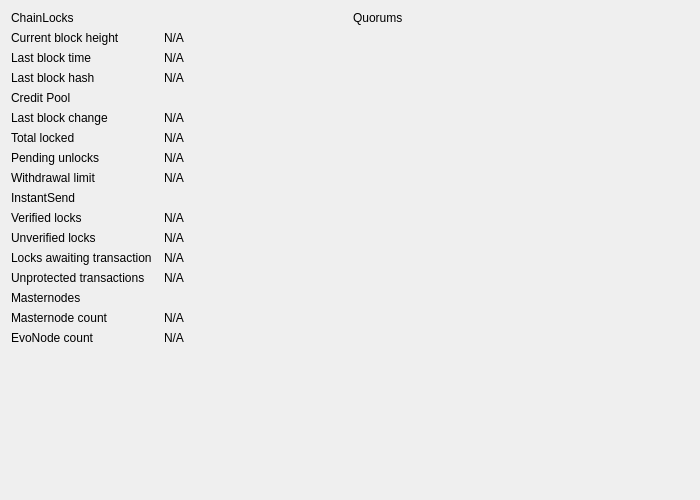
This is src/qt/forms/networkwidget.ui in UdjinM6/dash as Qt 5 draws it before an edit. The edited form follows.
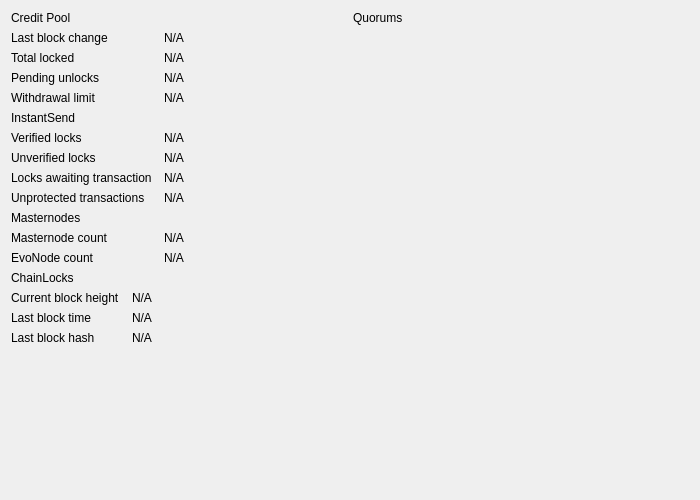
This is the edited form.

Commit message: refactor(qt): move "Chainlocks" outside hlayout due to value width

What changed in the file:
```diff
--- a/src/qt/forms/networkwidget.ui
+++ b/src/qt/forms/networkwidget.ui
@@ -10,6 +10,8 @@
     <height>500</height>
    </rect>
   </property>
+  <layout class="QVBoxLayout" name="mainVerticalLayout">
+   <item>
     <layout class="QHBoxLayout" name="horizontalLayout">
      <item>
       <layout class="QGridLayout" name="leftGridLayout" columnstretch="0,1">
@@ -17,96 +19,20 @@
         <number>12</number>
        </property>
        <item row="0" column="0">
-        <widget class="QLabel" name="labelChainLocks">
-         <property name="text">
-          <string>ChainLocks</string>
-         </property>
-        </widget>
-       </item>
-       <item row="1" column="0">
-        <widget class="QLabel" name="bestClHeightLabel">
-         <property name="text">
-          <string>Current block height</string>
-         </property>
-        </widget>
-       </item>
-       <item row="1" column="1">
-        <widget class="QLabel" name="bestClHeight">
-         <property name="cursor">
-          <cursorShape>IBeamCursor</cursorShape>
-         </property>
-         <property name="text">
-          <string>N/A</string>
-         </property>
-         <property name="textFormat">
-          <enum>Qt::PlainText</enum>
-         </property>
-         <property name="textInteractionFlags">
-          <set>Qt::LinksAccessibleByMouse|Qt::TextSelectableByKeyboard|Qt::TextSelectableByMouse</set>
-         </property>
-        </widget>
-       </item>
-       <item row="2" column="0">
-        <widget class="QLabel" name="bestClTimeLabel">
-         <property name="text">
-          <string>Last block time</string>
-         </property>
-        </widget>
-       </item>
-       <item row="2" column="1">
-        <widget class="QLabel" name="bestClTime">
-         <property name="cursor">
-          <cursorShape>IBeamCursor</cursorShape>
-         </property>
-         <property name="text">
-          <string>N/A</string>
-         </property>
-         <property name="textFormat">
-          <enum>Qt::PlainText</enum>
-         </property>
-         <property name="textInteractionFlags">
-          <set>Qt::LinksAccessibleByMouse|Qt::TextSelectableByKeyboard|Qt::TextSelectableByMouse</set>
-         </property>
-        </widget>
-       </item>
-       <item row="3" column="0">
-        <widget class="QLabel" name="bestClHashLabel">
-         <property name="text">
-          <string>Last block hash</string>
-         </property>
-        </widget>
-       </item>
-       <item row="3" column="1">
-        <widget class="QLabel" name="bestClHash">
-         <property name="cursor">
-          <cursorShape>IBeamCursor</cursorShape>
-         </property>
-         <property name="text">
-          <string>N/A</string>
-         </property>
-         <property name="textFormat">
-          <enum>Qt::PlainText</enum>
-         </property>
-         <property name="textInteractionFlags">
-          <set>Qt::LinksAccessibleByMouse|Qt::TextSelectableByKeyboard|Qt::TextSelectableByMouse</set>
-         </property>
-        </widget>
-       </item>
-       <item row="4" column="0">
         <widget class="QLabel" name="labelCreditPool">
          <property name="text">
           <string>Credit Pool</string>
          </property>
         </widget>
        </item>
-       <item row="5" column="0">
+       <item row="1" column="0">
         <widget class="QLabel" name="labelCrLastBlockTitle">
          <property name="text">
           <string>Last block change</string>
          </property>
         </widget>
        </item>
-       <item row="5" column="1">
+       <item row="1" column="1">
         <widget class="QLabel" name="labelCrLastBlock">
          <property name="cursor">
           <cursorShape>IBeamCursor</cursorShape>
@@ -122,14 +48,14 @@
          </property>
         </widget>
        </item>
-       <item row="6" column="0">
+       <item row="2" column="0">
         <widget class="QLabel" name="labelCrLockedTitle">
          <property name="text">
           <string>Total locked</string>
          </property>
         </widget>
        </item>
-       <item row="6" column="1">
+       <item row="2" column="1">
         <widget class="QLabel" name="labelCrLocked">
          <property name="cursor">
           <cursorShape>IBeamCursor</cursorShape>
@@ -145,14 +71,14 @@
          </property>
         </widget>
        </item>
-       <item row="7" column="0">
+       <item row="3" column="0">
         <widget class="QLabel" name="labelCrPendingTitle">
          <property name="text">
           <string>Pending unlocks</string>
          </property>
         </widget>
        </item>
-       <item row="7" column="1">
+       <item row="3" column="1">
         <widget class="QLabel" name="labelCrPending">
          <property name="cursor">
           <cursorShape>IBeamCursor</cursorShape>
@@ -168,14 +94,14 @@
          </property>
         </widget>
        </item>
-       <item row="8" column="0">
+       <item row="4" column="0">
         <widget class="QLabel" name="labelCrLimitTitle">
          <property name="text">
           <string>Withdrawal limit</string>
          </property>
         </widget>
        </item>
-       <item row="8" column="1">
+       <item row="4" column="1">
         <widget class="QLabel" name="labelCrLimit">
          <property name="cursor">
           <cursorShape>IBeamCursor</cursorShape>
@@ -191,21 +117,21 @@
          </property>
         </widget>
        </item>
-       <item row="9" column="0">
+       <item row="5" column="0">
         <widget class="QLabel" name="labelInstantSend">
          <property name="text">
           <string>InstantSend</string>
          </property>
         </widget>
        </item>
-       <item row="10" column="0">
+       <item row="6" column="0">
         <widget class="QLabel" name="labelISLocksTitle">
          <property name="text">
           <string>Verified locks</string>
          </property>
         </widget>
        </item>
-       <item row="10" column="1">
+       <item row="6" column="1">
         <widget class="QLabel" name="labelISLocks">
          <property name="cursor">
           <cursorShape>IBeamCursor</cursorShape>
@@ -221,14 +147,14 @@
          </property>
         </widget>
        </item>
-       <item row="11" column="0">
+       <item row="7" column="0">
         <widget class="QLabel" name="labelISPendingTitle">
          <property name="text">
           <string>Unverified locks</string>
          </property>
         </widget>
        </item>
-       <item row="11" column="1">
+       <item row="7" column="1">
         <widget class="QLabel" name="labelISPending">
          <property name="cursor">
           <cursorShape>IBeamCursor</cursorShape>
@@ -244,14 +170,14 @@
          </property>
         </widget>
        </item>
-       <item row="12" column="0">
+       <item row="8" column="0">
         <widget class="QLabel" name="labelISWaitingTitle">
          <property name="text">
           <string>Locks awaiting transaction</string>
          </property>
         </widget>
        </item>
-       <item row="12" column="1">
+       <item row="8" column="1">
         <widget class="QLabel" name="labelISWaiting">
          <property name="cursor">
           <cursorShape>IBeamCursor</cursorShape>
@@ -267,14 +193,14 @@
          </property>
         </widget>
        </item>
-       <item row="13" column="0">
+       <item row="9" column="0">
         <widget class="QLabel" name="labelISUnprotectedTitle">
          <property name="text">
           <string>Unprotected transactions</string>
          </property>
         </widget>
        </item>
-       <item row="13" column="1">
+       <item row="9" column="1">
         <widget class="QLabel" name="labelISUnprotected">
          <property name="cursor">
           <cursorShape>IBeamCursor</cursorShape>
@@ -290,21 +216,21 @@
          </property>
         </widget>
        </item>
-       <item row="14" column="0">
+       <item row="10" column="0">
         <widget class="QLabel" name="labelMasternodes">
          <property name="text">
           <string>Masternodes</string>
          </property>
         </widget>
        </item>
-       <item row="15" column="0">
+       <item row="11" column="0">
         <widget class="QLabel" name="masternodeCountLabel">
          <property name="text">
           <string>Masternode count</string>
          </property>
         </widget>
        </item>
-       <item row="15" column="1">
+       <item row="11" column="1">
         <widget class="QLabel" name="masternodeCount">
          <property name="cursor">
           <cursorShape>IBeamCursor</cursorShape>
@@ -320,14 +246,14 @@
          </property>
         </widget>
        </item>
-       <item row="16" column="0">
+       <item row="12" column="0">
         <widget class="QLabel" name="evoCountLabel">
          <property name="text">
           <string>EvoNode count</string>
          </property>
         </widget>
        </item>
-       <item row="16" column="1">
+       <item row="12" column="1">
         <widget class="QLabel" name="evoCount">
          <property name="cursor">
           <cursorShape>IBeamCursor</cursorShape>
@@ -343,19 +269,6 @@
          </property>
         </widget>
        </item>
-       <item row="100" column="0">
-        <spacer name="leftVerticalSpacer">
-         <property name="orientation">
-          <enum>Qt::Vertical</enum>
-         </property>
-         <property name="sizeHint" stdset="0">
-          <size>
-           <width>20</width>
-           <height>40</height>
-          </size>
-         </property>
-        </spacer>
-       </item>
       </layout>
      </item>
      <item>
@@ -386,6 +299,104 @@
       </layout>
      </item>
     </layout>
+   </item>
+   <item>
+    <layout class="QGridLayout" name="bottomGridLayout" columnstretch="0,1">
+     <property name="horizontalSpacing">
+      <number>12</number>
+     </property>
+     <item row="0" column="0">
+      <widget class="QLabel" name="labelChainLocks">
+       <property name="text">
+        <string>ChainLocks</string>
+       </property>
+      </widget>
+     </item>
+     <item row="1" column="0">
+      <widget class="QLabel" name="bestClHeightLabel">
+       <property name="text">
+        <string>Current block height</string>
+       </property>
+      </widget>
+     </item>
+     <item row="1" column="1">
+      <widget class="QLabel" name="bestClHeight">
+       <property name="cursor">
+        <cursorShape>IBeamCursor</cursorShape>
+       </property>
+       <property name="text">
+        <string>N/A</string>
+       </property>
+       <property name="textFormat">
+        <enum>Qt::PlainText</enum>
+       </property>
+       <property name="textInteractionFlags">
+        <set>Qt::LinksAccessibleByMouse|Qt::TextSelectableByKeyboard|Qt::TextSelectableByMouse</set>
+       </property>
+      </widget>
+     </item>
+     <item row="2" column="0">
+      <widget class="QLabel" name="bestClTimeLabel">
+       <property name="text">
+        <string>Last block time</string>
+       </property>
+      </widget>
+     </item>
+     <item row="2" column="1">
+      <widget class="QLabel" name="bestClTime">
+       <property name="cursor">
+        <cursorShape>IBeamCursor</cursorShape>
+       </property>
+       <property name="text">
+        <string>N/A</string>
+       </property>
+       <property name="textFormat">
+        <enum>Qt::PlainText</enum>
+       </property>
+       <property name="textInteractionFlags">
+        <set>Qt::LinksAccessibleByMouse|Qt::TextSelectableByKeyboard|Qt::TextSelectableByMouse</set>
+       </property>
+      </widget>
+     </item>
+     <item row="3" column="0">
+      <widget class="QLabel" name="bestClHashLabel">
+       <property name="text">
+        <string>Last block hash</string>
+       </property>
+      </widget>
+     </item>
+     <item row="3" column="1">
+      <widget class="QLabel" name="bestClHash">
+       <property name="cursor">
+        <cursorShape>IBeamCursor</cursorShape>
+       </property>
+       <property name="text">
+        <string>N/A</string>
+       </property>
+       <property name="textFormat">
+        <enum>Qt::PlainText</enum>
+       </property>
+       <property name="textInteractionFlags">
+        <set>Qt::LinksAccessibleByMouse|Qt::TextSelectableByKeyboard|Qt::TextSelectableByMouse</set>
+       </property>
+      </widget>
+     </item>
+    </layout>
+   </item>
+   <item>
+    <spacer name="verticalSpacer">
+     <property name="orientation">
+      <enum>Qt::Vertical</enum>
+     </property>
+     <property name="sizeHint" stdset="0">
+      <size>
+       <width>20</width>
+       <height>40</height>
+      </size>
+     </property>
+    </spacer>
+   </item>
+  </layout>
  </widget>
  <resources/>
  <connections/>
```
The commit also changes 2 other files.
